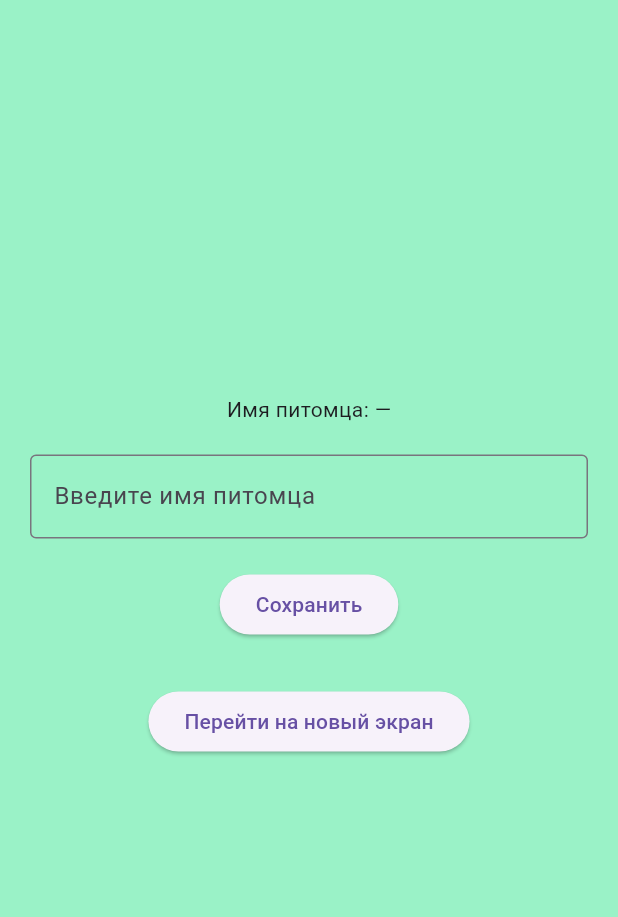
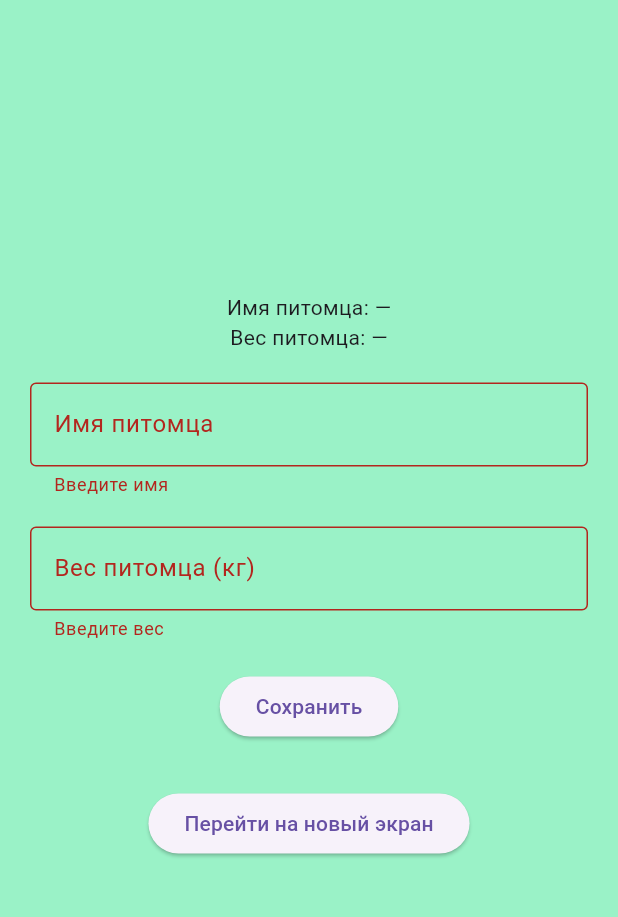
Before and after one commit to 7j0key7/PetLy, a Flutter app: the screen it shows after launch, after a tap on "Сохранить", on a phone screen of 412 x 824 dp, the part 84-1001 px from its top. Run offline on Flutter 3.47's test engine with Material 3 defaults, Android fonts, the phone set to English and light mode, and no system bars; our stand-ins replace shared_preferences.

Commit message:
Добавлен ввод и валидация

```diff
--- a/lib/screens/home_screen.dart
+++ b/lib/screens/home_screen.dart
@@ -10,24 +10,42 @@ class HomeScreen extends StatefulWidget {
 }
 
 class _HomeScreenState extends State<HomeScreen> {
-  String name = '';
-  final controller = TextEditingController();
+  String name = '', weight = '';
+  final nameController = TextEditingController();
+  final weightController = TextEditingController();
+  final _formKey = GlobalKey<FormState>();
 
   @override
   void initState() {
     super.initState();
-    loadName();
+    SharedPreferences.getInstance().then((prefs) {
+      setState(() {
+        name = prefs.getString('name') ?? '';
+        weight = prefs.getString('weight') ?? '';
+      });
+    });
   }
 
-  Future<void> loadName() async {
-    final prefs = await SharedPreferences.getInstance();
-    setState(() => name = prefs.getString('name') ?? '');
+  @override
+  void dispose() {
+    nameController.dispose();
+    weightController.dispose();
+    super.dispose();
   }
 
-  Future<void> saveName() async {
-    final prefs = await SharedPreferences.getInstance();
-    await prefs.setString('name', controller.text);
-    setState(() => name = controller.text);
+  void saveData() async {
+    if (_formKey.currentState!.validate()) {
+      final prefs = await SharedPreferences.getInstance();
+      await prefs.setString('name', nameController.text);
+      await prefs.setString('weight', weightController.text);
+      setState(() {
+        name = nameController.text;
+        weight = weightController.text;
+      });
+      ScaffoldMessenger.of(context).showSnackBar(
+        SnackBar(content: Text('Данные сохранены: $name, $weight кг')),
+      );
+    }
   }
 
   @override
@@ -39,34 +57,55 @@ class _HomeScreenState extends State<HomeScreen> {
         centerTitle: true,
         title: const Text('PetLy'),
       ),
-      body: Center(
-        child: Padding(
-          padding: const EdgeInsets.all(20),
+      body: Padding(
+        padding: const EdgeInsets.all(20),
+        child: Form(
+          key: _formKey,
           child: Column(
             mainAxisAlignment: MainAxisAlignment.center,
             children: [
               Text('Имя питомца: ${name.isEmpty ? "—" : name}'),
+              Text('Вес питомца: ${weight.isEmpty ? "—" : "$weight кг"}'),
               const SizedBox(height: 20),
-              TextField(
-                controller: controller,
+
+              TextFormField(
+                controller: nameController,
                 decoration: const InputDecoration(
-                  hintText: 'Введите имя питомца',
+                  labelText: 'Имя питомца',
                   border: OutlineInputBorder(),
                 ),
+                validator: (v) {
+                  if (v == null || v.trim().isEmpty) return 'Введите имя';
+                  if (v.trim().length > 30) return 'Имя не должно быть длиннее 30';
+                  return null;
+                },
               ),
               const SizedBox(height: 20),
-              ElevatedButton(
-                onPressed: saveName,
-                child: const Text('Сохранить'),
+
+              // Вес питомца
+              TextFormField(
+                controller: weightController,
+                decoration: const InputDecoration(
+                  labelText: 'Вес питомца (кг)',
+                  border: OutlineInputBorder(),
+                ),
+                keyboardType: TextInputType.number,
+                validator: (v) {
+                  if (v == null || v.isEmpty) return 'Введите вес';
+                  if (double.tryParse(v) == null) return 'Только цифры';
+                  if (double.parse(v) <= 0) return 'Вес должен быть >0';
+                  return null;
+                },
               ),
+              const SizedBox(height: 20),
+
+              ElevatedButton(onPressed: saveData, child: const Text('Сохранить')),
               const SizedBox(height: 30),
               ElevatedButton(
-                onPressed: () {
-                  Navigator.push(
-                    context,
-                    MaterialPageRoute(builder: (_) => const DetailsScreen()),
-                  );
-                },
+                onPressed: () => Navigator.push(
+                  context,
+                  MaterialPageRoute(builder: (_) => const DetailsScreen()),
+                ),
                 child: const Text('Перейти на новый экран'),
               ),
             ],
```
Also changed, not shown: lib/screens/form_screen.dart (added, +86 -0 lines), lib/screens/test for_me.dart (deleted).
